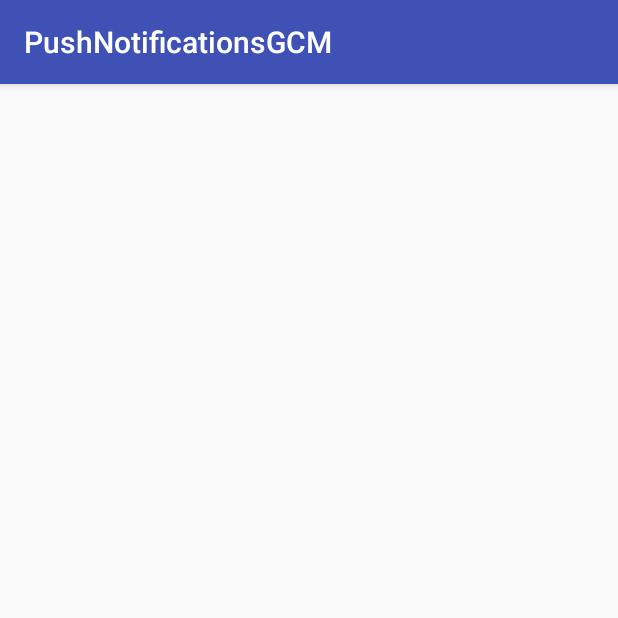
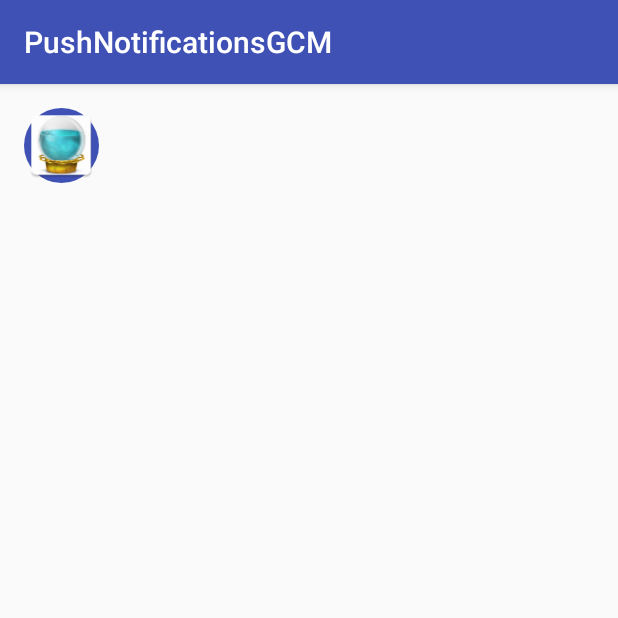
Before and after one commit to SUXUMI/gcm-push-notifications, an Android app: the screen it shows after launch (MainActivity), on a phone screen of 412 x 824 dp, the top half of it. Run offline under Robolectric (Android 15) with nearby library versions, the phone set to English and light mode, and no system bars; libraries missing offline, so code that uses them is left out: com.squareup.otto; 2 statements that could not run were skipped.

Commit message:
Add customview

```diff
--- /dev/null
+++ b/app/src/main/java/com/gita/pushnotificationsgcm/BaseActvity.java
@@ -0,0 +1,23 @@
+package com.gita.pushnotificationsgcm;
+
+import android.support.v7.app.AppCompatActivity;
+
+/**
+ * Created by alex on 11/19/2016
+ */
+
+public class BaseActvity extends AppCompatActivity {
+
+
+    @Override
+    protected void onPause() {
+        super.onPause();
+        App.instance.getBus().unregister(this);
+    }
+
+    @Override
+    protected void onResume() {
+        super.onResume();
+        App.instance.getBus().register(this);
+    }
+}
--- /dev/null
+++ b/app/src/main/java/com/gita/pushnotificationsgcm/CustomView.java
@@ -0,0 +1,48 @@
+package com.gita.pushnotificationsgcm;
+
+import android.content.Context;
+import android.content.res.TypedArray;
+import android.util.AttributeSet;
+import android.widget.FrameLayout;
+import android.widget.ImageView;
+
+/**
+ * Created by alex on 11/19/2016
+ */
+
+public class CustomView extends FrameLayout {
+    private ImageView imageView;
+
+
+    public CustomView(Context context) {
+        this(context, null);
+    }
+
+    public CustomView(Context context, AttributeSet attrs) {
+        super(context, attrs);
+
+        inflate(context, R.layout.custom_view_layout, this);
+
+        imageView = (ImageView) findViewById(R.id.custom_view_image);
+
+        if (isInEditMode()) {
+            return;
+        }
+
+
+        if (attrs != null) {
+            TypedArray ar = getContext().obtainStyledAttributes(attrs, R.styleable.CustomView, 0, 0);
+            boolean canScroll = ar.getBoolean(R.styleable.CustomView_canScroll, false);
+            String disabledText = ar.getString(R.styleable.CustomView_defaultDisabledText);
+            int id = ar.getResourceId(R.styleable.CustomView_someParam, -1);
+
+            if(id != -1){
+
+                imageView.setImageResource(id);
+
+
+            }
+            ar.recycle();
+        }
+    }
+}
--- a/app/src/main/java/com/gita/pushnotificationsgcm/MainActivity.java
+++ b/app/src/main/java/com/gita/pushnotificationsgcm/MainActivity.java
@@ -2,11 +2,12 @@ package com.gita.pushnotificationsgcm;
 
 import android.support.v7.app.AppCompatActivity;
 import android.os.Bundle;
+import android.support.v7.view.menu.BaseMenuPresenter;
 import android.widget.TextView;
 
 import com.squareup.otto.Subscribe;
 
-public class MainActivity extends AppCompatActivity {
+public class MainActivity extends BaseActvity {
 
     private TextView tokenTV;
 
@@ -26,20 +27,9 @@ public class MainActivity extends AppCompatActivity {
 
     }
 
-    @Override
-    protected void onResume() {
-        super.onResume();
-        App.instance.getBus().register(this);
-    }
-
-    @Override
-    protected void onPause() {
-        super.onPause();
-        App.instance.getBus().unregister(this);
-    }
 
     @Subscribe
-    public void onTokenAvailable(TokenAvailableEvent event) {
-        tokenTV.setText("Token = " + event.getToken());
+    public void onTokenAvailable(String token) {
+        tokenTV.setText("Token = " + token);
     }
 }
--- a/app/src/main/java/com/gita/pushnotificationsgcm/gcm/GCMPushReceiverService.java
+++ b/app/src/main/java/com/gita/pushnotificationsgcm/gcm/GCMPushReceiverService.java
@@ -27,13 +27,19 @@ public class GCMPushReceiverService extends GcmListenerService {
 
     private void sendNotification(String message,String title) {
         NotificationCompat.Builder builder = new NotificationCompat.Builder(this);
+
         builder.setSmallIcon(R.mipmap.ic_launcher);
+
         Intent intent = new Intent(getApplicationContext(), MainActivity.class);
         intent.putExtra("message", message);
         intent.putExtra("title", title);
         intent.putExtra("fromPush", true);
+
+
         PendingIntent pendingIntent = PendingIntent.getActivity(getApplicationContext(), 1, intent, PendingIntent.FLAG_CANCEL_CURRENT);
         builder.setContentIntent(pendingIntent);
+
+
         builder.setLargeIcon(BitmapFactory.decodeResource(getResources(), R.mipmap.ic_launcher));
         builder.setContentTitle(title);
         builder.setContentText(message);
--- a/app/src/main/java/com/gita/pushnotificationsgcm/gcm/GCMRegistrationIntentService.java
+++ b/app/src/main/java/com/gita/pushnotificationsgcm/gcm/GCMRegistrationIntentService.java
@@ -42,7 +42,7 @@ public class GCMRegistrationIntentService extends IntentService {
             handler.post(new Runnable() {
                 @Override
                 public void run() {
-                    App.instance.getBus().post(new TokenAvailableEvent(token));
+                    App.instance.getBus().post(token);
                 }
             });
 
--- /dev/null
+++ b/app/src/main/res/drawable/circle_shape.xml
@@ -0,0 +1,8 @@
+<?xml version="1.0" encoding="utf-8"?>
+<shape xmlns:android="http://schemas.android.com/apk/res/android"
+    android:shape="oval">
+
+    <solid android:color="@color/colorPrimary" />
+
+
+</shape>
--- a/app/src/main/res/layout/activity_main.xml
+++ b/app/src/main/res/layout/activity_main.xml
@@ -1,6 +1,7 @@
 <?xml version="1.0" encoding="utf-8"?>
 <RelativeLayout xmlns:android="http://schemas.android.com/apk/res/android"
     xmlns:tools="http://schemas.android.com/tools"
+    xmlns:app="http://schemas.android.com/apk/res-auto"
     android:id="@+id/activity_main"
     android:layout_width="match_parent"
     android:layout_height="match_parent"
@@ -18,5 +19,15 @@
     <TextView
         android:id="@+id/text_view_from_push"
         android:layout_width="wrap_content"
-        android:layout_height="wrap_content" />
+        android:layout_height="wrap_content"
+        />
+
+
+    <com.gita.pushnotificationsgcm.CustomView
+        app:canScroll="false"
+        app:someParam="@mipmap/ic_launcher"
+        app:defaultDisabledText="BLA BLA"
+        android:layout_width="50dp"
+        android:layout_height="50dp"/>
+
 </RelativeLayout>
--- /dev/null
+++ b/app/src/main/res/layout/custom_view_layout.xml
@@ -0,0 +1,19 @@
+<?xml version="1.0" encoding="utf-8"?>
+<FrameLayout xmlns:android="http://schemas.android.com/apk/res/android"
+    android:layout_width="50dp"
+    android:layout_height="50dp"
+    android:orientation="vertical">
+
+
+    <View
+        android:layout_width="match_parent"
+        android:layout_height="match_parent"
+        android:background="@drawable/circle_shape"/>
+
+    <ImageView
+        android:id="@+id/custom_view_image"
+        android:layout_width="match_parent"
+        android:layout_height="match_parent" />
+
+
+</FrameLayout>
--- /dev/null
+++ b/app/src/main/res/values/attrs.xml
@@ -0,0 +1,12 @@
+<?xml version="1.0" encoding="utf-8"?>
+<resources>
+
+    <declare-styleable name="CustomView">
+
+        <attr name="canScroll" format="boolean"/>
+        <attr name="defaultDisabledText" format="string"/>
+        <attr name="someParam" format="reference"/>
+
+    </declare-styleable>
+
+</resources>
--- a/app/src/main/res/values/styles.xml
+++ b/app/src/main/res/values/styles.xml
@@ -6,6 +6,13 @@
         <item name="colorPrimary">@color/colorPrimary</item>
         <item name="colorPrimaryDark">@color/colorPrimaryDark</item>
         <item name="colorAccent">@color/colorAccent</item>
+        <item name="buttonStyle">@style/MyButtonStyle</item>
+
+    </style>
+
+    <style name="MyButtonStyle" parent="@android:style/Widget.Button">
+        <item name="android:background">#b60000</item>
+
     </style>
 
 </resources>
```
Also changed, not shown: 1 other file.
